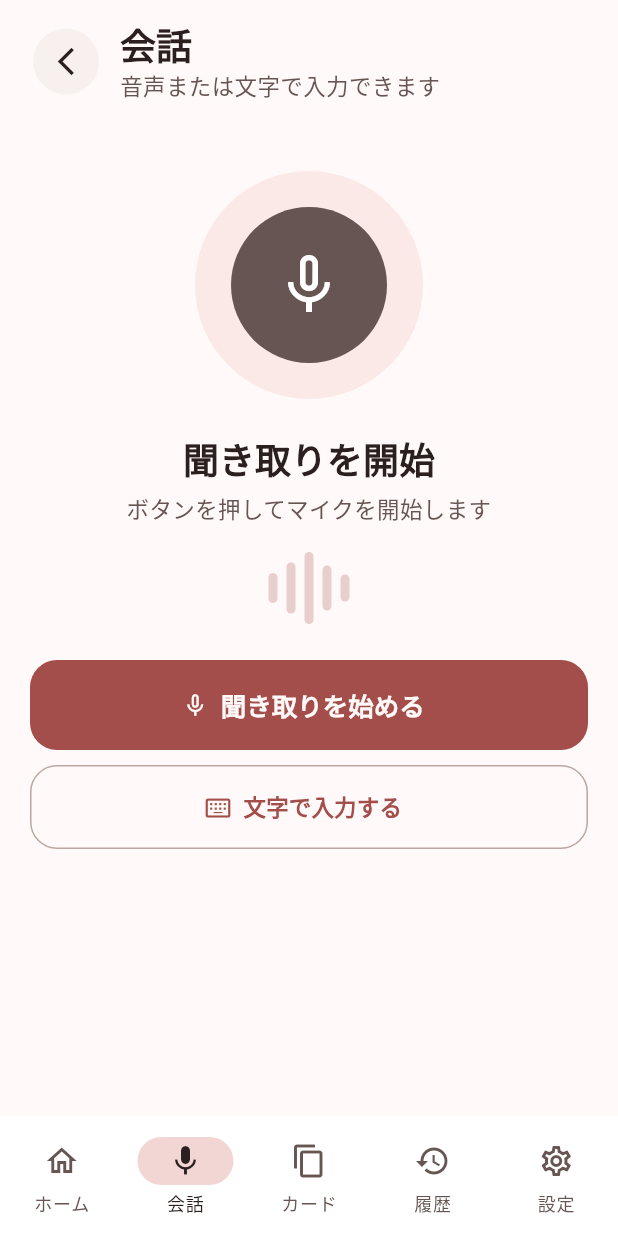
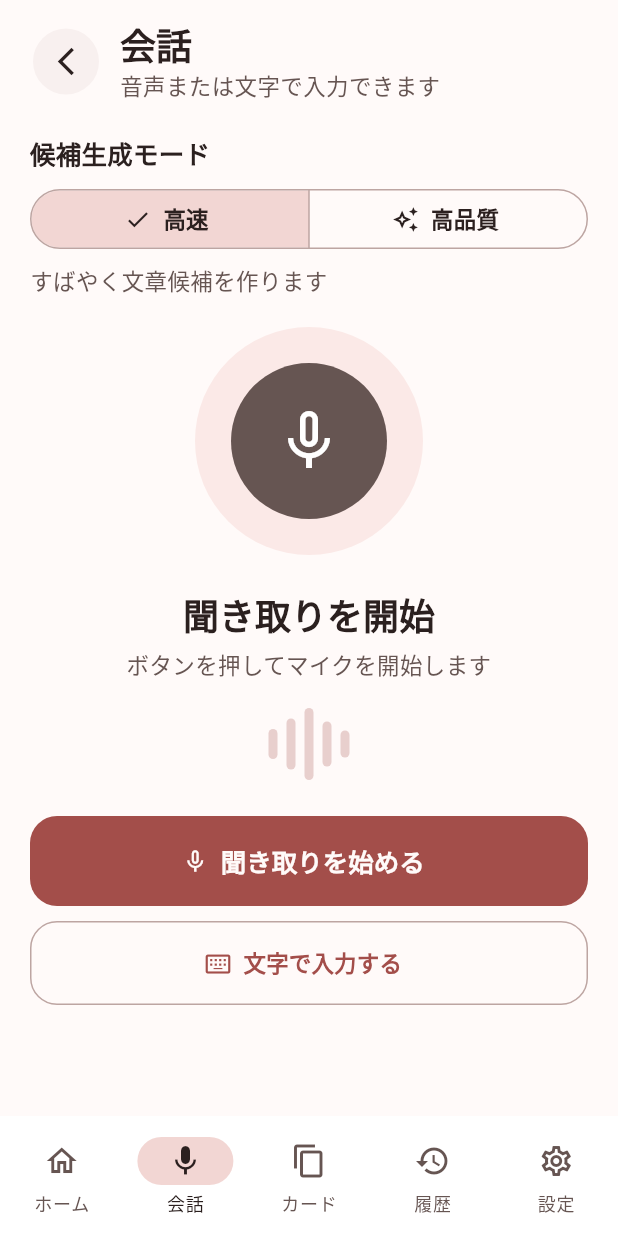
Before and after one commit to kokotoba/kokotoba-flutter-app, a Flutter app: the screen it shows once a user with an empty profile is signed in, item 2 of the bottom bar chosen, on a phone screen of 412 x 824 dp. Run offline on Flutter 3.47's test engine with Material 3 defaults, Android fonts, the phone set to English and light mode, and no system bars; our stand-ins replace firebase_auth, firebase_core, google_sign_in, speech_to_text, sqflite; missing offline and left inert: flutter_gemma, flutter_gemma_embeddings, flutter_gemma_litertlm; accounts and stored records are empty; network calls fail.

Commit message:
fix: コンフリクト修正

```diff
--- a/lib/core/controller/conversation_controller.dart
+++ b/lib/core/controller/conversation_controller.dart
@@ -1,5 +1,22 @@
 import 'package:kokotoba_flutter_app/core/model/conversation_result.dart';
 
+enum SuggestionMode {
+  fast('fast'),
+  quality('quality');
+
+  const SuggestionMode(this.apiValue);
+
+  final String apiValue;
+}
+
 abstract interface class ConversationController {
-  Future<ConversationResult> fetchConversationResult();
+  Future<ConversationResult> fetchConversationResult({
+    String question = '',
+    SuggestionMode mode = SuggestionMode.fast,
+  });
+
+  Future<void> selectCard({
+    required String suggestionId,
+    required String cardId,
+  });
 }
--- a/lib/core/controller/kokotoba_controllers.dart
+++ b/lib/core/controller/kokotoba_controllers.dart
@@ -1,3 +1,4 @@
+import 'package:kokotoba_flutter_app/core/api/api_conversation_controller.dart';
 import 'package:kokotoba_flutter_app/core/api/api_registered_card_controller.dart';
 import 'package:kokotoba_flutter_app/core/api/api_settings_controller.dart';
 import 'package:kokotoba_flutter_app/core/controller/conversation_controller.dart';
@@ -33,9 +34,15 @@ class KokotobaControllers {
       'API_BASE_URL',
       defaultValue: 'http://localhost:8080',
     ),
+    String inferenceApiBaseUrl = const String.fromEnvironment(
+      'INFERENCE_API_BASE_URL',
+      defaultValue: 'http://127.0.0.1:8000',
+    ),
   }) {
     return KokotobaControllers(
-      conversationController: const MockConversationController(),
+      conversationController: ApiConversationController(
+        baseUrl: inferenceApiBaseUrl,
+      ),
       speechRecognitionController: DeviceSpeechRecognitionController(),
       registeredCardController: ApiRegisteredCardController(
         baseUrl: apiBaseUrl,
--- a/lib/core/model/conversation_result.dart
+++ b/lib/core/model/conversation_result.dart
@@ -3,11 +3,15 @@ class ConversationResult {
     required this.recognizedText,
     required this.suggestions,
     required this.quickPhrases,
+    this.suggestionId,
+    this.questionType,
   });
 
   final String recognizedText;
   final List<ConversationSuggestion> suggestions;
   final List<String> quickPhrases;
+  final String? suggestionId;
+  final String? questionType;
 }
 
 class ConversationSuggestion {
@@ -15,9 +19,11 @@ class ConversationSuggestion {
     required this.text,
     required this.reason,
     this.recommended = false,
+    this.id,
   });
 
   final String text;
   final String reason;
   final bool recommended;
+  final String? id;
 }
--- a/lib/ui/conversation/listening_screen.dart
+++ b/lib/ui/conversation/listening_screen.dart
@@ -2,6 +2,7 @@ import 'dart:async';
 
 import 'package:flutter/material.dart';
 
+import 'package:kokotoba_flutter_app/core/controller/conversation_controller.dart';
 import 'package:kokotoba_flutter_app/core/controller/speech_recognition_controller.dart';
 import 'package:kokotoba_flutter_app/ui/common/components/kokotoba_components.dart';
 import 'package:kokotoba_flutter_app/ui/conversation/components/conversation_components.dart';
@@ -14,12 +15,16 @@ class ListeningScreen extends StatefulWidget {
     required this.speechRecognitionController,
     required this.onRecognized,
     required this.showManualInput,
+    required this.suggestionMode,
+    required this.onSuggestionModeChanged,
   });
 
   final VoidCallback onBack;
   final SpeechRecognitionController speechRecognitionController;
   final ValueChanged<String> onRecognized;
   final VoidCallback showManualInput;
+  final SuggestionMode suggestionMode;
+  final ValueChanged<SuggestionMode> onSuggestionModeChanged;
 
   @override
   State<ListeningScreen> createState() => _ListeningScreenState();
@@ -154,9 +159,41 @@ class _ListeningScreenState extends State<ListeningScreen> {
       onBack: () => unawaited(_goBack()),
       child: ListView(
         children: [
+          Text('候補生成モード', style: Theme.of(context).textTheme.titleMedium),
+          const SizedBox(height: 8),
+          SizedBox(
+            width: double.infinity,
+            child: SegmentedButton<SuggestionMode>(
+              segments: const [
+                ButtonSegment(
+                  value: SuggestionMode.fast,
+                  icon: Icon(Icons.bolt_outlined),
+                  label: Text('高速'),
+                ),
+                ButtonSegment(
+                  value: SuggestionMode.quality,
+                  icon: Icon(Icons.auto_awesome_outlined),
+                  label: Text('高品質'),
+                ),
+              ],
+              selected: {widget.suggestionMode},
+              onSelectionChanged: busy || listening
+                  ? null
+                  : (selection) {
+                      widget.onSuggestionModeChanged(selection.first);
+                    },
+            ),
+          ),
+          const SizedBox(height: 6),
+          Text(
+            widget.suggestionMode == SuggestionMode.fast
+                ? 'すばやく文章候補を作ります'
+                : '履歴や関連情報を詳しく参照します',
+            style: const TextStyle(color: mutedInk),
+          ),
           Column(
             children: [
-              const SizedBox(height: 24),
+              const SizedBox(height: 20),
               AnimatedContainer(
                 duration: const Duration(milliseconds: 220),
                 width: 152,
```
Also changed, not shown: lib/core/api/api_conversation_controller.dart (added, +101 -0 lines), lib/core/mock/mock_conversation_controller.dart (+27 -7 lines), lib/ui/conversation/conversation_screen.dart (+45 -3 lines), 4 other files.
